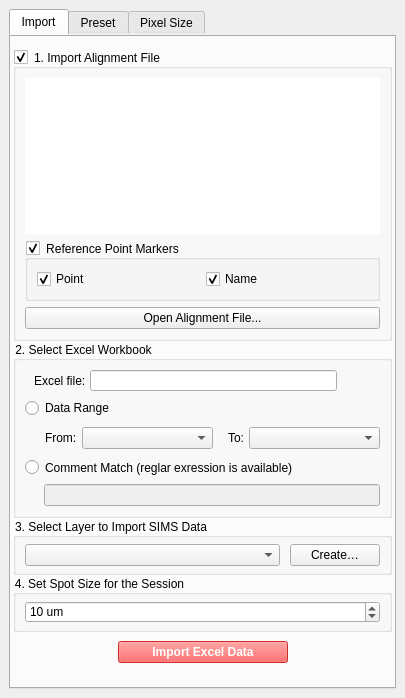
wiscsims/wiscsims_tool, file ui/wiscsims_tool_dockwidget_base.ui: the form before one commit.
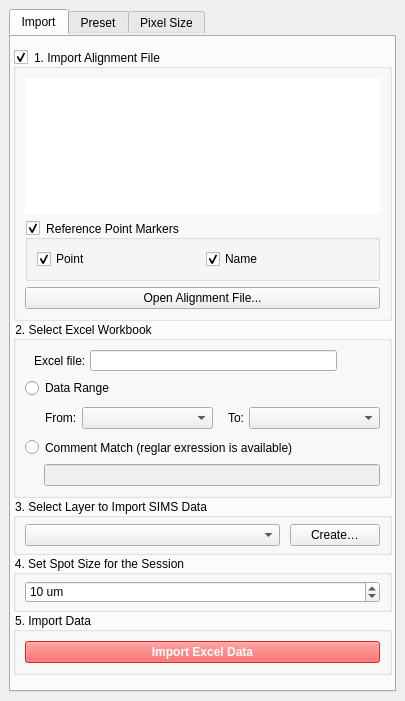
The form after the commit. The open tabs and pages were chosen to show the change.

Commit message: style(ui): import Excel data button is in the group box

```diff
--- a/ui/wiscsims_tool_dockwidget_base.ui
+++ b/ui/wiscsims_tool_dockwidget_base.ui
@@ -7,7 +7,7 @@
     <x>0</x>
     <y>0</y>
     <width>405</width>
-    <height>698</height>
+    <height>701</height>
    </rect>
   </property>
   <property name="sizePolicy">
@@ -19,7 +19,7 @@
   <property name="minimumSize">
    <size>
     <width>405</width>
-    <height>698</height>
+    <height>701</height>
    </size>
   </property>
   <property name="maximumSize">
@@ -692,21 +692,11 @@
          </widget>
         </item>
         <item>
-         <widget class="QWidget" name="widget_3" native="true">
-          <layout class="QHBoxLayout" name="horizontalLayout_9">
-           <item>
-            <spacer name="horizontalSpacer_5">
-             <property name="orientation">
-              <enum>Qt::Horizontal</enum>
-             </property>
-             <property name="sizeHint" stdset="0">
-              <size>
-               <width>40</width>
-               <height>20</height>
-              </size>
-             </property>
-            </spacer>
-           </item>
+         <widget class="QGroupBox" name="groupBox">
+          <property name="title">
+           <string>5. Import Data</string>
+          </property>
+          <layout class="QVBoxLayout" name="verticalLayout_3">
            <item>
             <widget class="QPushButton" name="Btn_Import_From_Excel">
              <property name="enabled">
@@ -748,19 +738,6 @@
              </property>
             </widget>
            </item>
-           <item>
-            <spacer name="horizontalSpacer_4">
-             <property name="orientation">
-              <enum>Qt::Horizontal</enum>
-             </property>
-             <property name="sizeHint" stdset="0">
-              <size>
-               <width>24</width>
-               <height>20</height>
-              </size>
-             </property>
-            </spacer>
-           </item>
           </layout>
          </widget>
         </item>
```
Left out of the diff: 2 changed lines with no effect on the pictures.
